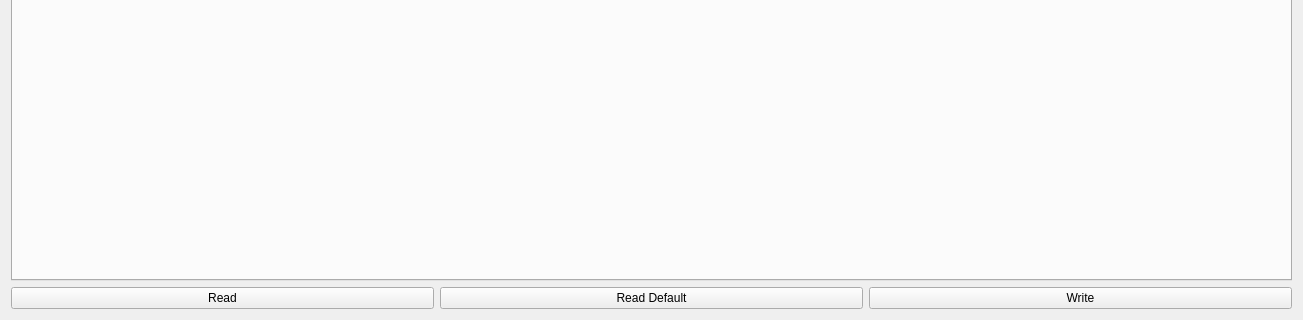
Before: the Qt Designer form pages/pagecustomconfig.ui in vedderb/vesc_tool, drawn with Qt 5; both pictures show x 0 to 1303 and y 384 to 704 of the 1303 by 704 pixel window.
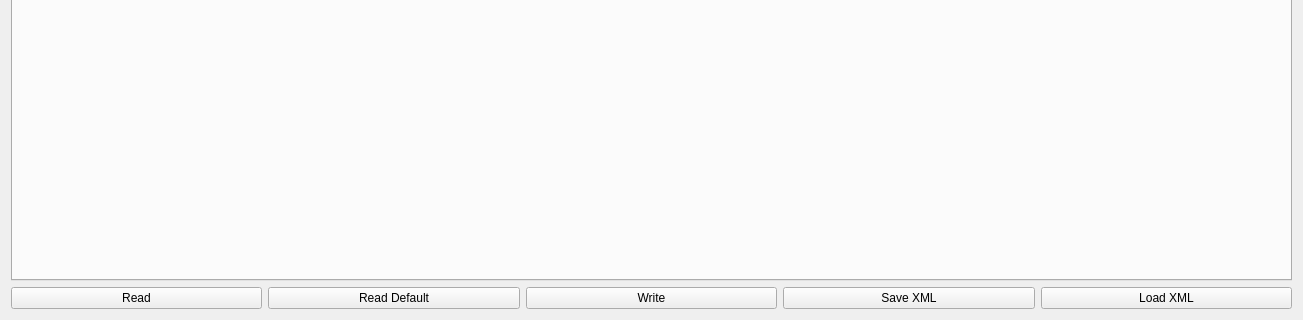
After: the same form once the commit is applied. Icons and pictures are not drawn.

Commit message: Custom config save and load support

The edit to the form file:
```diff
--- a/pages/pagecustomconfig.ui
+++ b/pages/pagecustomconfig.ui
@@ -59,6 +59,20 @@
        </property>
       </widget>
      </item>
+     <item>
+      <widget class="QPushButton" name="saveXmlButton">
+       <property name="text">
+        <string>Save XML</string>
+       </property>
+      </widget>
+     </item>
+     <item>
+      <widget class="QPushButton" name="loadXmlButton">
+       <property name="text">
+        <string>Load XML</string>
+       </property>
+      </widget>
+     </item>
     </layout>
    </item>
   </layout>
```
The commit also changes 2 other files.
